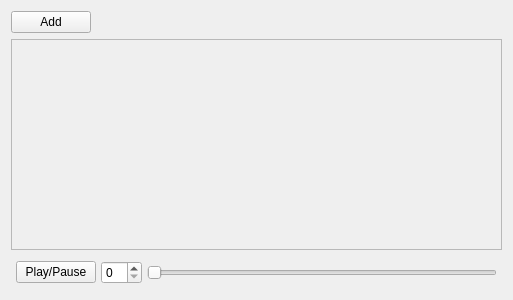
First picture: the form in framesviewer.ui, repository zxjorge/SpriteED, before the edit.
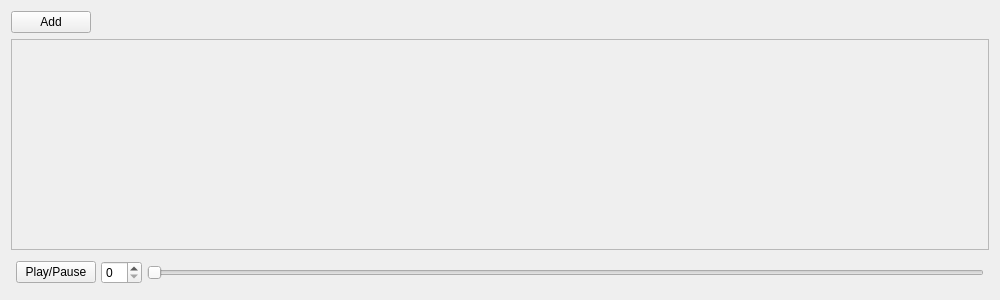
Second picture: the form after the edit.

Commit message: layout fixes, and tool redesign

What changed in the file:
```diff
--- a/framesviewer.ui
+++ b/framesviewer.ui
@@ -6,16 +6,22 @@
    <rect>
     <x>0</x>
     <y>0</y>
-    <width>513</width>
+    <width>1000</width>
     <height>300</height>
    </rect>
   </property>
   <property name="sizePolicy">
-   <sizepolicy hsizetype="Minimum" vsizetype="Expanding">
+   <sizepolicy hsizetype="Maximum" vsizetype="Expanding">
     <horstretch>0</horstretch>
     <verstretch>0</verstretch>
    </sizepolicy>
   </property>
+  <property name="minimumSize">
+   <size>
+    <width>1000</width>
+    <height>0</height>
+   </size>
+  </property>
   <property name="windowTitle">
    <string>Form</string>
   </property>
@@ -26,7 +32,7 @@
    <item>
     <layout class="QVBoxLayout" name="verticalLayout_2">
      <property name="sizeConstraint">
-      <enum>QLayout::SetMinimumSize</enum>
+      <enum>QLayout::SetMaximumSize</enum>
      </property>
      <property name="leftMargin">
       <number>0</number>
@@ -63,7 +69,7 @@
          <rect>
           <x>0</x>
           <y>0</y>
-          <width>487</width>
+          <width>974</width>
           <height>192</height>
          </rect>
         </property>
```
The commit also changes 6 other files.
